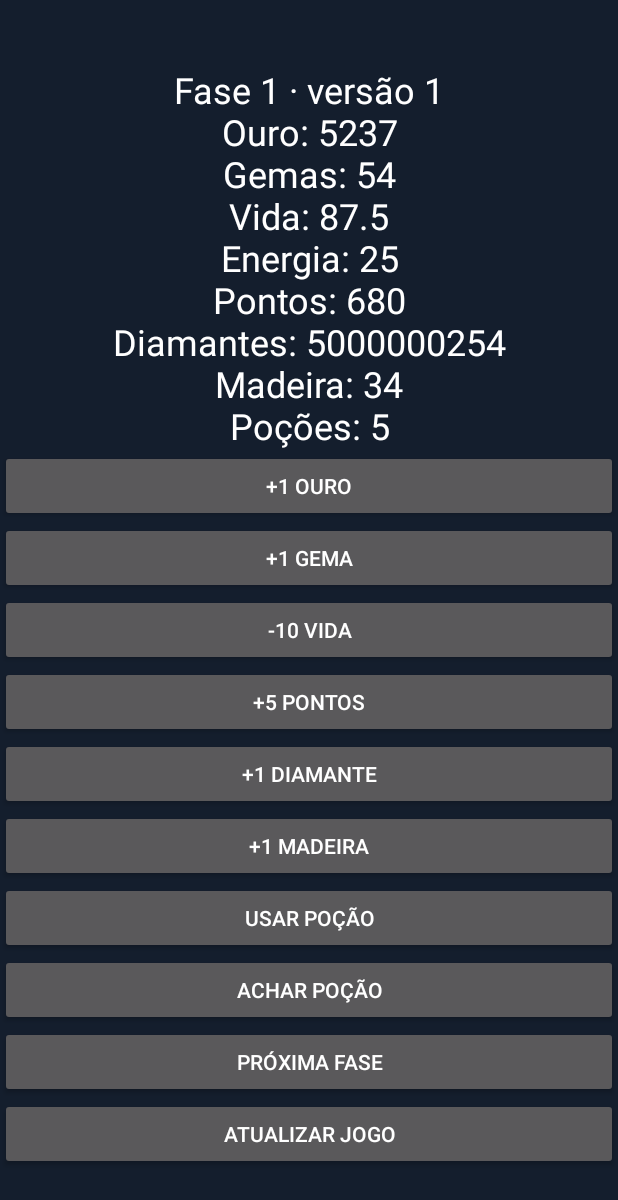
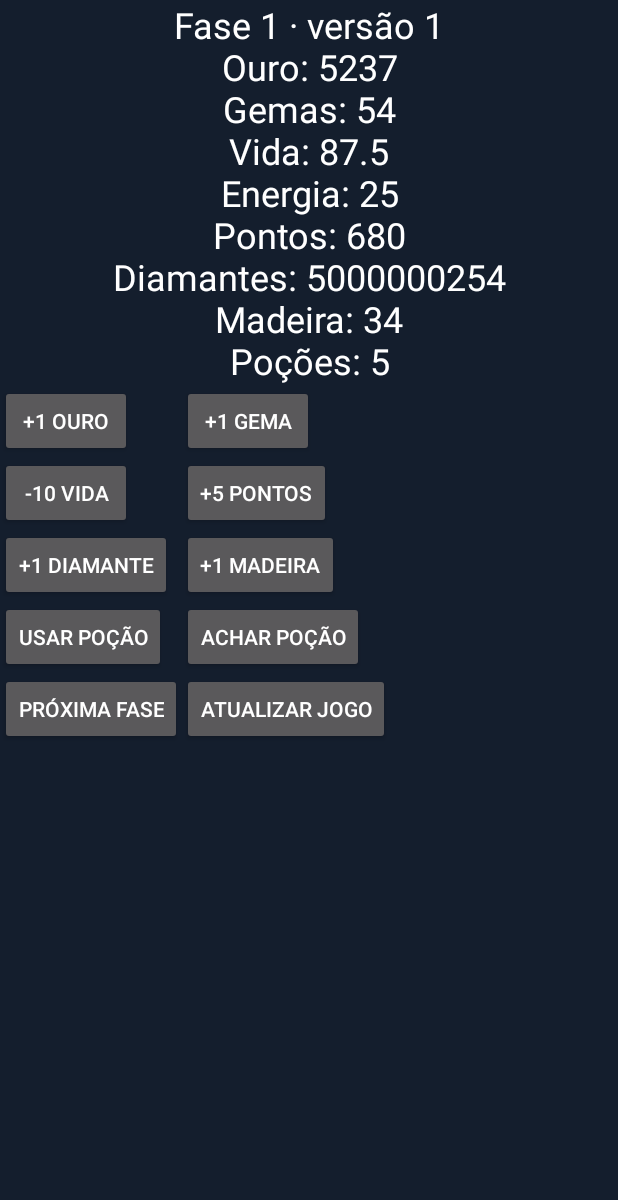
Before and after one commit to Sedricko/Game-Guardian, an Android app: the screen it shows after launch (GameActivity), after a tap on "+1 OURO", on a phone screen of 412 x 824 dp. Shown: the top 1200 px of the screen. Run offline under Robolectric (Android 15) with nearby library versions, the phone set to English and light mode, and no system bars.

Commit message:
2.49.1: missões leem o jogo por arquivo e tocam por comando
O leitor de tela do Android (uiautomator) travava com a tela do jogo mudando sem
parar: lia 0 e o Tinker buscava 0. Agora o Jogo de Teste grava o estado em
files/estado.txt e os botões respondem a um broadcast; botões em grade com rolagem.

Co-Authored-By: Claude Opus 5.5 <noreply@anthropic.com>
Claude-Session: https://claude.ai/code/session_012SkzW77ZGspxQQbCptwLfB

```diff
--- a/app/build.gradle.kts
+++ b/app/build.gradle.kts
@@ -10,8 +10,8 @@ android {
         applicationId = "dev.tinker.app"
         minSdk = 26
         targetSdk = 37
-        versionCode = 140
-        versionName = "2.49.0"
+        versionCode = 141
+        versionName = "2.49.1"
         ndk { abiFilters += listOf("arm64-v8a", "x86_64") }
     }
     // chave fixa: sem ela cada build do CI assina diferente e o Android não deixa atualizar por cima
--- a/testgame/src/main/java/dev/tinker/testgame/GameActivity.kt
+++ b/testgame/src/main/java/dev/tinker/testgame/GameActivity.kt
@@ -1,6 +1,11 @@
 package dev.tinker.testgame
 
 import android.app.Activity
+import android.content.BroadcastReceiver
+import android.content.Context
+import android.content.Intent
+import android.content.IntentFilter
+import android.os.Build
 import android.graphics.Color
 import android.os.Bundle
 import android.os.Handler
@@ -26,6 +31,8 @@ import kotlin.random.Random
  * - "Atualizar jogo" troca a ordem dos campos, como uma versão nova do jogo (o que estava salvo deixa de valer).
  * Tudo em memória nativa (fora do heap do Java, que move objetos), como num motor de jogo. Salva em SharedPreferences.
  * Não tem anti-cheat de propósito: o Tinker não é feito para escapar de proteção.
+ * Para o agente do PC: os botões também respondem a "am broadcast -a dev.tinker.testgame.ACAO --es acao '<texto do botão>'"
+ * e o que a tela mostra vai para files/estado.txt (o leitor de tela do Android trava com a tela mudando sem parar).
  */
 class GameActivity : Activity() {
     private var mem: ByteBuffer = fresh()
@@ -33,6 +40,12 @@ class GameActivity : Activity() {
     private lateinit var text: TextView
     private val ui = Handler(Looper.getMainLooper())
     private var fase = 1
+    private lateinit var prefs: android.content.SharedPreferences
+    private val actions = LinkedHashMap<String, () -> Unit>()
+    private var shown = ""
+    private val receiver = object : BroadcastReceiver() {
+        override fun onReceive(c: Context, i: Intent) { actions[i.getStringExtra("acao")]?.let { it(); save(); show() } }
+    }
     private var base = 0  // onde começam os campos: "Atualizar jogo" muda, como uma versão nova
     private val inv = fresh()  // 40 posições do inventário (Dword cada)
 
@@ -70,7 +83,7 @@ class GameActivity : Activity() {
 
     override fun onCreate(savedInstanceState: Bundle?) {
         super.onCreate(savedInstanceState)
-        val prefs = getSharedPreferences("jogo", MODE_PRIVATE)
+        prefs = getSharedPreferences("jogo", MODE_PRIVATE)
         gold = prefs.getInt("gold", Random.nextInt(1000, 9000))
         gems = prefs.getInt("gems", Random.nextInt(10, 90))
         hp = prefs.getFloat("hp", 87.5f)
@@ -81,30 +94,42 @@ class GameActivity : Activity() {
         wood = prefs.getInt("wood", Random.nextInt(5, 60))
         for (i in 0 until 40) inv.putInt(i * 4, Random.nextInt(0, 10))
         potions = prefs.getInt("potions", Random.nextInt(1, 9))
-        fun save() = prefs.edit().putInt("gold", gold).putInt("gems", gems).putFloat("hp", hp)
-            .putInt("points", points).putLong("diamonds", diamonds).putInt("xp", xp).putInt("wood", wood).putInt("potions", potions).apply()
         text = TextView(this).apply { textSize = 24f; setTextColor(Color.WHITE); gravity = Gravity.CENTER }
-        fun button(label: String, act: () -> Unit) = Button(this).apply { text = label; setOnClickListener { act(); save(); show() } }
-        setContentView(LinearLayout(this).apply {
-            orientation = LinearLayout.VERTICAL
-            gravity = Gravity.CENTER
+        actions["+1 ouro"] = { gold += 1; xp += Random.nextInt(3, 10) }
+        actions["+1 gema"] = { gems += 1 }
+        actions["-10 vida"] = { hp -= 10f }
+        actions["+5 pontos"] = { points += 5 }
+        actions["+1 diamante"] = { diamonds += 1 }
+        actions["+1 madeira"] = { wood += 1 }
+        actions["Usar poção"] = { if (potions > 0) potions -= 1 }
+        actions["Achar poção"] = { potions += 1 }
+        actions["Próxima fase"] = { nextLevel() }
+        actions["Atualizar jogo"] = { update() }
+        val grid = android.widget.GridLayout(this).apply { columnCount = 2 }
+        actions.forEach { (label, act) -> grid.addView(Button(this).apply { text = label; setOnClickListener { act(); save(); show() } }) }
+        setContentView(android.widget.ScrollView(this).apply {
             setBackgroundColor(Color.rgb(20, 30, 45))
-            addView(text)
-            addView(button("+1 ouro") { gold += 1; xp += Random.nextInt(3, 10) })
-            addView(button("+1 gema") { gems += 1 })
-            addView(button("-10 vida") { hp -= 10f })
-            addView(button("+5 pontos") { points += 5 })
-            addView(button("+1 diamante") { diamonds += 1 })
-            addView(button("+1 madeira") { wood += 1 })
-            addView(button("Usar poção") { if (potions > 0) potions -= 1 })
-            addView(button("Achar poção") { potions += 1 })
-            addView(button("Próxima fase") { nextLevel() })
-            addView(button("Atualizar jogo") { update() })
+            addView(LinearLayout(this@GameActivity).apply {
+                orientation = LinearLayout.VERTICAL
+                gravity = Gravity.CENTER_HORIZONTAL
+                addView(text)
+                addView(grid)
+            })
         })
+        val filter = IntentFilter("dev.tinker.testgame.ACAO")
+        if (Build.VERSION.SDK_INT >= 33) registerReceiver(receiver, filter, Context.RECEIVER_EXPORTED) else registerReceiver(receiver, filter)
         show()
         ui.post(object : Runnable { override fun run() { show(); ui.postDelayed(this, 500) } })
         ui.post(object : Runnable { override fun run() { energy += 1; ui.postDelayed(this, 1000) } })
     }
+
+    override fun onDestroy() {
+        unregisterReceiver(receiver)
+        super.onDestroy()
+    }
+
+    private fun save() = prefs.edit().putInt("gold", gold).putInt("gems", gems).putFloat("hp", hp)
+        .putInt("points", points).putLong("diamonds", diamonds).putInt("xp", xp).putInt("wood", wood).putInt("potions", potions).apply()
 
     /** Fase nova: os valores vão para outra memória e a antiga é apagada, como quando o jogo recria o jogador. */
     private fun nextLevel() {
@@ -127,6 +152,10 @@ class GameActivity : Activity() {
     }
 
     private fun show() {
-        text.text = "Fase $fase · versão ${if (base == 0) 1 else 2}\nOuro: $gold\nGemas: $gems\nVida: ${"%.1f".format(hp)}\nEnergia: $energy\nPontos: $points\nDiamantes: $diamonds\nMadeira: $wood\nPoções: $potions"
+        val t = "Fase $fase · versão ${if (base == 0) 1 else 2}\nOuro: $gold\nGemas: $gems\nVida: ${"%.1f".format(hp)}\nEnergia: $energy\nPontos: $points\nDiamantes: $diamonds\nMadeira: $wood\nPoções: $potions"
+        if (t == shown) return  // a tela só muda quando um valor muda
+        shown = t
+        text.text = t
+        java.io.File(filesDir, "estado.txt").writeText(t)
     }
 }
```
Also changed, not shown: 1 other file.
